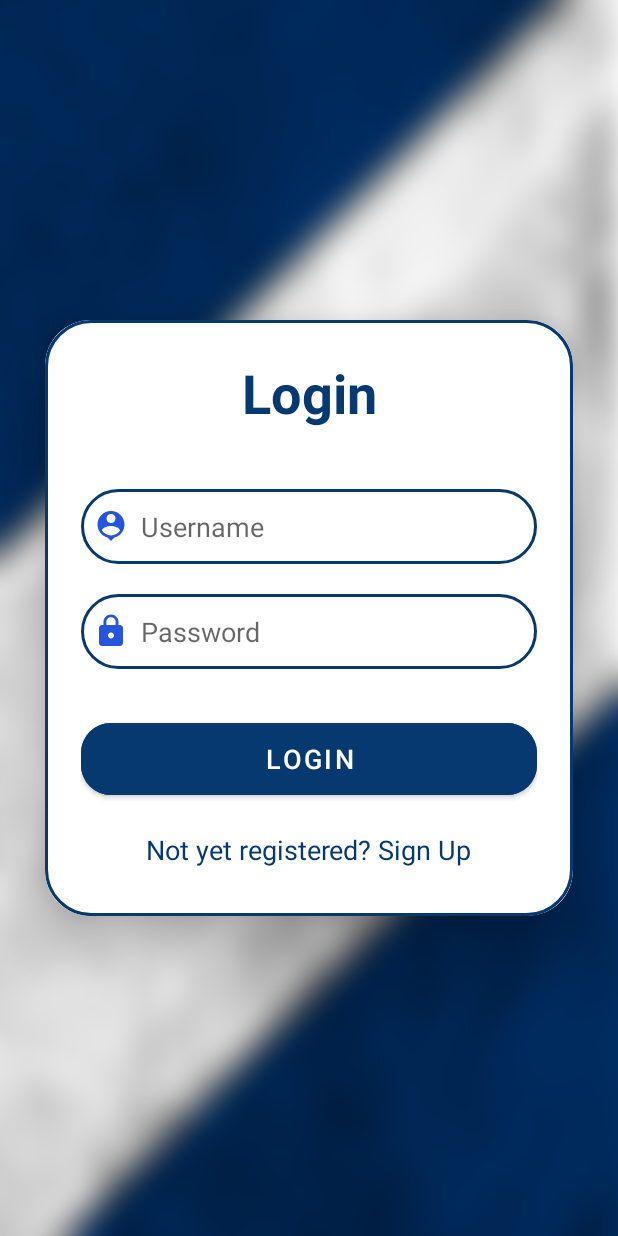
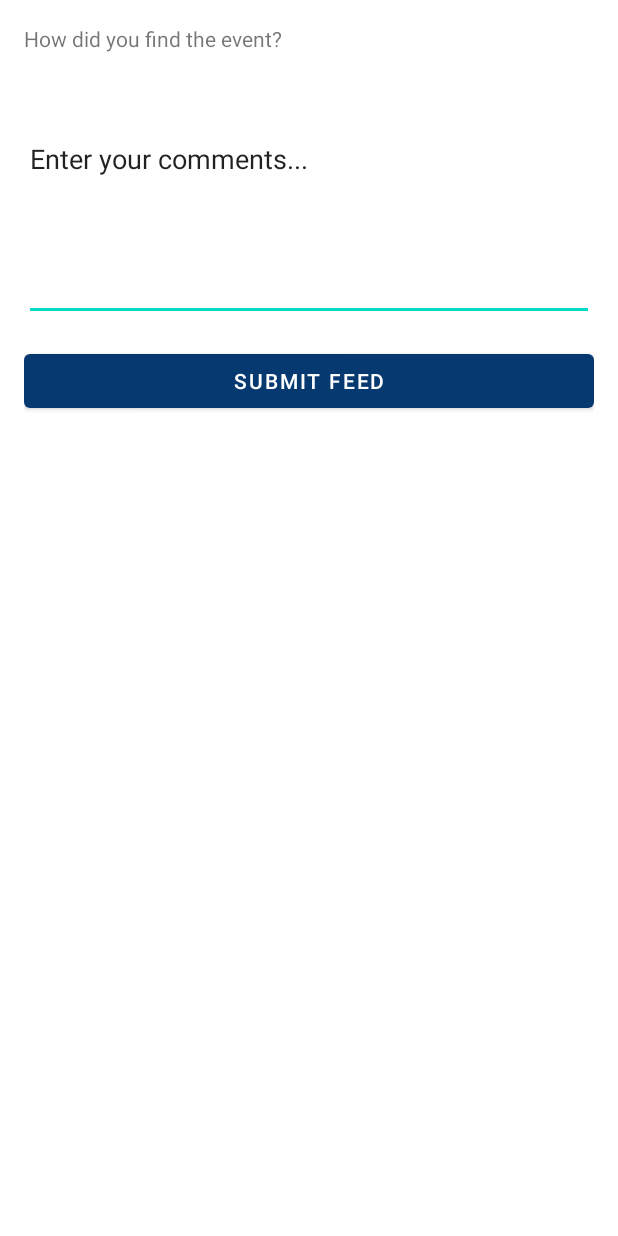
Before and after one commit to peteryan1019/B07_App, an Android app: the screen it shows after launch (LoginActivity before the commit, StudentFeedback after it), on a phone screen of 412 x 824 dp. Run offline under Robolectric (Android 15) with nearby library versions, the phone set to English and light mode, and no system bars.

Commit message:
updated student feedback page

```diff
--- a/app/src/main/java/com/uoft/b07application/ui/BenStudentPageEvents/StudentFeedback.java
+++ b/app/src/main/java/com/uoft/b07application/ui/BenStudentPageEvents/StudentFeedback.java
@@ -1,2 +1,50 @@
-package com.uoft.b07application.ui.BenStudentPageEvents;public class StudentFeedback {
+package com.uoft.b07application.ui.BenStudentPageEvents;
+
+import android.os.Bundle;
+import android.view.View;
+import android.widget.Button;
+import android.widget.EditText;
+import android.widget.TextView;
+import android.widget.Toast;
+//need to import the layout stuff
+import com.uoft.b07application.R;
+
+import androidx.appcompat.app.AppCompatActivity;
+public class StudentFeedback extends AppCompatActivity{
+    private EditText commentEditText;
+    private TextView feedbackPromptTextView;
+    private TextView thankYouMessageTextView;
+
+    @Override
+    protected void onCreate(Bundle savedInstanceState) {
+        super.onCreate(savedInstanceState);
+        setContentView(R.layout.student_feedback_layout);
+
+        // Initialize UI elements
+        commentEditText = findViewById(R.id.commentEditText);
+        Button submitButton = findViewById(R.id.submitButton);
+        feedbackPromptTextView = findViewById(R.id.feedbackPromptTextView);
+        thankYouMessageTextView = null;
+
+        // Set click listener for when user submits form
+        submitButton.setOnClickListener(view -> submitFeedback());
+    }
+
+    private void submitFeedback() {
+        // Get the user to write feedback
+        String feedbackComment = commentEditText.getText().toString().trim();
+
+        if (!feedbackComment.isEmpty()) {
+
+            // Hide the feedback prompt and comment field
+            feedbackPromptTextView.setVisibility(View.GONE);
+            commentEditText.setVisibility(View.GONE);
+
+            // Display a toast message
+            Toast.makeText(this, "Feedback submitted successfully", Toast.LENGTH_SHORT).show();
+        } else {
+            // Display an error message if the comment is empty
+            Toast.makeText(this, "Please enter your feedback", Toast.LENGTH_SHORT).show();
+        }
+    }
 }
--- a/app/src/main/res/layout/student_feedback_layout.xml
+++ b/app/src/main/res/layout/student_feedback_layout.xml
@@ -1,6 +1,42 @@
 <?xml version="1.0" encoding="utf-8"?>
-<androidx.constraintlayout.widget.ConstraintLayout xmlns:android="http://schemas.android.com/apk/res/android"
-             android:layout_width="match_parent"
-             android:layout_height="match_parent">
+<androidx.constraintlayout.widget.ConstraintLayout
+    xmlns:android="http://schemas.android.com/apk/res/android"
+    xmlns:app="http://schemas.android.com/apk/res-auto"
+    android:layout_width="match_parent"
+    android:layout_height="match_parent"
+    android:padding="16dp">
 
+    <TextView
+        android:id="@+id/feedbackPromptTextView"
+        android:layout_width="0dp"
+        android:layout_height="wrap_content"
+        android:text="How did you find the event?"
+        app:layout_constraintTop_toTopOf="parent"
+        app:layout_constraintStart_toStartOf="parent"
+        app:layout_constraintEnd_toEndOf="parent"
+        android:layout_marginBottom="16dp"
+        android:lines="3"/>
+
+    <EditText
+        android:id="@+id/commentEditText"
+        android:layout_width="0dp"
+        android:layout_height="wrap_content"
+        app:layout_constraintTop_toBottomOf="@+id/feedbackPromptTextView"
+        app:layout_constraintStart_toStartOf="parent"
+        app:layout_constraintEnd_toEndOf="parent"
+        android:layout_marginTop="16dp"
+        android:text="Enter your comments..."
+        android:inputType="textMultiLine"
+        android:gravity="start|top"
+        android:lines="5" />
+
+    <Button
+        android:id="@+id/submitButton"
+        android:layout_width="0dp"
+        android:layout_height="wrap_content"
+        app:layout_constraintTop_toBottomOf="@+id/commentEditText"
+        app:layout_constraintStart_toStartOf="parent"
+        app:layout_constraintEnd_toEndOf="parent"
+        android:layout_marginTop="16dp"
+        android:text="Submit Feed" />
 </androidx.constraintlayout.widget.ConstraintLayout>
```
Also changed, not shown: app/src/main/AndroidManifest.xml (+17 -9 lines), app/src/main/java/com/uoft/b07application/ui/BenStudentPageEvents/EventPageActivity.java (added, +14 -0 lines), app/src/main/res/layout/activity_event_page.xml (added, +10 -0 lines).
